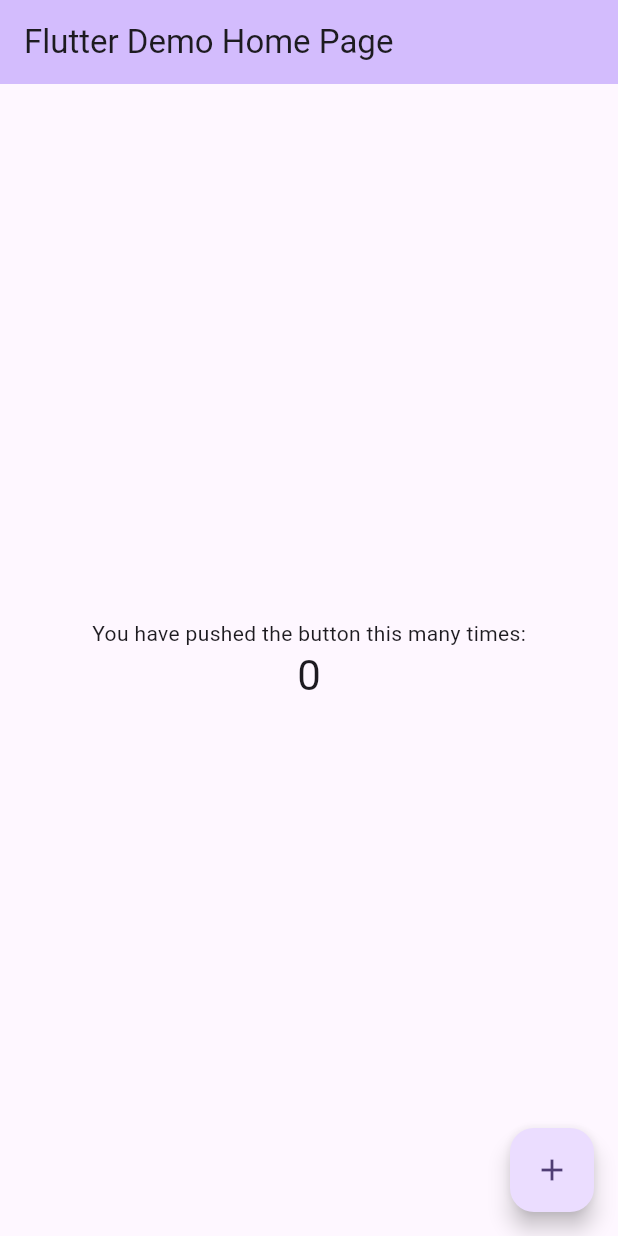
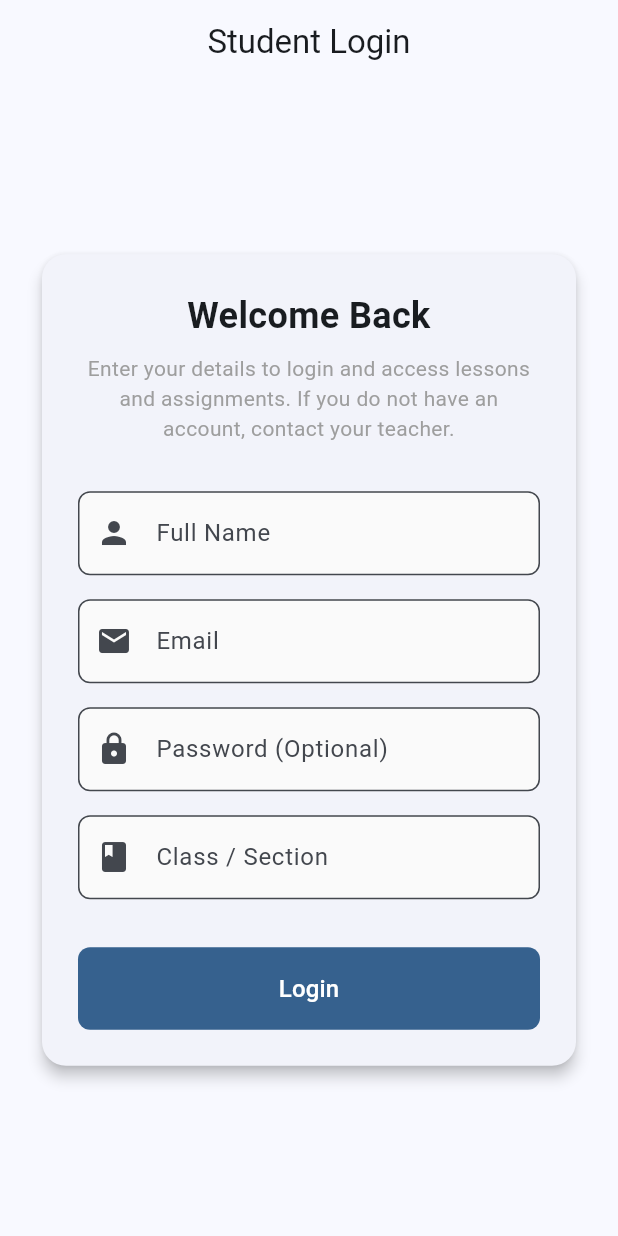
Before and after one commit to could-ai/019aa383-9859-76a7-83f8-0e340e59442e, a Flutter app: the screen it shows after launch, on a phone screen of 412 x 824 dp. Run offline on Flutter 3.47's test engine with Material 3 defaults, Android fonts, the phone set to English and light mode, and no system bars.

Commit message:
Setup main application entry point with routing for Login, Dashboard, and Assignment Submission screens.; Create LoginScreen with fields for Name, Email, Password, and Class. Includes validation and navigation to Dashboard.; Create DashboardScreen with navigation cards for Assignment Submission, Lessons, and Resources.; Create AssignmentSubmissionScreen with form fields and a simulated file uploader widget.

```diff
--- a/usr/lib/main.dart
+++ b/usr/lib/main.dart
@@ -1,120 +1,39 @@
 import 'package:flutter/material.dart';
+import 'screens/login_screen.dart';
+import 'screens/dashboard_screen.dart';
+import 'screens/assignment_submission_screen.dart';
 
 void main() {
-  runApp(const MyApp());
+  runApp(const StudentApp());
 }
 
-class MyApp extends StatelessWidget {
-  const MyApp({super.key});
+class StudentApp extends StatelessWidget {
+  const StudentApp({super.key});
 
-  // This widget is the root of your application.
   @override
   Widget build(BuildContext context) {
     return MaterialApp(
-      title: 'Flutter Demo',
+      title: 'Student Portal',
       debugShowCheckedModeBanner: false,
       theme: ThemeData(
-        // This is the theme of your application.
-        //
-        // TRY THIS: Try running your application with "flutter run". You'll see
-        // the application has a purple toolbar. Then, without quitting the app,
-        // try changing the seedColor in the colorScheme below to Colors.green
-        // and then invoke "hot reload" (save your changes or press the "hot
-        // reload" button in a Flutter-supported IDE, or press "r" if you used
-        // the command line to start the app).
-        //
-        // Notice that the counter didn't reset back to zero; the application
-        // state is not lost during the reload. To reset the state, use hot
-        // restart instead.
-        //
-        // This works for code too, not just values: Most code changes can be
-        // tested with just a hot reload.
-        colorScheme: ColorScheme.fromSeed(seedColor: Colors.deepPurple),
+        colorScheme: ColorScheme.fromSeed(seedColor: Colors.blue),
+        useMaterial3: true,
+        inputDecorationTheme: InputDecorationTheme(
+          border: OutlineInputBorder(borderRadius: BorderRadius.circular(8)),
+          filled: true,
+          fillColor: Colors.grey.shade50,
+        ),
+        appBarTheme: const AppBarTheme(
+          centerTitle: true,
+          elevation: 0,
+        ),
       ),
-      home: const MyHomePage(title: 'Flutter Demo Home Page'),
+      initialRoute: '/',
+      routes: {
+        '/': (context) => const LoginScreen(),
+        '/dashboard': (context) => const DashboardScreen(),
+        '/submit-assignment': (context) => const AssignmentSubmissionScreen(),
+      },
     );
   }
 }
-
-class MyHomePage extends StatefulWidget {
-  const MyHomePage({super.key, required this.title});
-
-  // This widget is the home page of your application. It is stateful, meaning
-  // that it has a State object (defined below) that contains fields that affect
-  // how it looks.
-
-  // This class is the configuration for the state. It holds the values (in this
-  // case the title) provided by the parent (in this case the App widget) and
-  // used by the build method of the State. Fields in a Widget subclass are
-  // always marked "final".
-
-  final String title;
-
-  @override
-  State<MyHomePage> createState() => _MyHomePageState();
-}
-
-class _MyHomePageState extends State<MyHomePage> {
-  int _counter = 0;
-
-  void _incrementCounter() {
-    setState(() {
-      // This call to setState tells the Flutter framework that something has
-      // changed in this State, which causes it to rerun the build method below
-      // so that the display can reflect the updated values. If we changed
-      // _counter without calling setState(), then the build method would not be
-      // called again, and so nothing would appear to happen.
-      _counter++;
-    });
-  }
-
-  @override
-  Widget build(BuildContext context) {
-    // This method is rerun every time setState is called, for instance as done
-    // by the _incrementCounter method above.
-    //
-    // The Flutter framework has been optimized to make rerunning build methods
-    // fast, so that you can just rebuild anything that needs updating rather
-    // than having to individually change instances of widgets.
-    return Scaffold(
-      appBar: AppBar(
-        // TRY THIS: Try changing the color here to a specific color (to
-        // Colors.amber, perhaps?) and trigger a hot reload to see the AppBar
-        // change color while the other colors stay the same.
-        backgroundColor: Theme.of(context).colorScheme.inversePrimary,
-        // Here we take the value from the MyHomePage object that was created by
-        // the App.build method, and use it to set our appbar title.
-        title: Text(widget.title),
-      ),
-      body: Center(
-        // Center is a layout widget. It takes a single child and positions it
-        // in the middle of the parent.
-        child: Column(
-          // Column is also a layout widget. It takes a list of children and
-          // arranges them vertically. By default, it sizes itself to fit its
-          // children horizontally, and tries to be as tall as its parent.
-          //
-          // Column has various properties to control how it sizes itself and
-          // how it positions its children. Here we use mainAxisAlignment to
-          // center the children vertically; the main axis here is the vertical
-          // axis because Columns are vertical (the cross axis would be
-          // horizontal).
-          //
-          // TRY THIS: Invoke "debug painting" (choose the "Toggle Debug Paint"
-          // action in the IDE, or press "p" in the console), to see the
-          // wireframe for each widget.
-          mainAxisAlignment: MainAxisAlignment.center,
-          children: <Widget>[
-            const Text('You have pushed the button this many times:'),
-            Text('$_counter', style: Theme.of(context).textTheme.headlineMedium),
-          ],
-        ),
-      ),
-      floatingActionButton: FloatingActionButton(
-        onPressed: _incrementCounter,
-        tooltip: 'Increment',
-        child: const Icon(Icons.add),
-      ), // This trailing comma makes auto-formatting nicer for build methods.
-    );
-  }
-}
--- /dev/null
+++ b/usr/lib/screens/login_screen.dart
@@ -0,0 +1,124 @@
+import 'package:flutter/material.dart';
+
+class LoginScreen extends StatefulWidget {
+  const LoginScreen({super.key});
+
+  @override
+  State<LoginScreen> createState() => _LoginScreenState();
+}
+
+class _LoginScreenState extends State<LoginScreen> {
+  final _formKey = GlobalKey<FormState>();
+  final _nameController = TextEditingController();
+  final _emailController = TextEditingController();
+  final _passwordController = TextEditingController();
+  final _classController = TextEditingController();
+
+  void _login() {
+    if (_formKey.currentState!.validate()) {
+      // In a real app, you would validate against a database here.
+      // For this demo, we proceed directly to the dashboard.
+      Navigator.pushReplacementNamed(context, '/dashboard');
+    }
+  }
+
+  @override
+  void dispose() {
+    _nameController.dispose();
+    _emailController.dispose();
+    _passwordController.dispose();
+    _classController.dispose();
+    super.dispose();
+  }
+
+  @override
+  Widget build(BuildContext context) {
+    return Scaffold(
+      appBar: AppBar(title: const Text('Student Login')),
+      body: Center(
+        child: SingleChildScrollView(
+          padding: const EdgeInsets.all(24.0),
+          child: Card(
+            elevation: 4,
+            shape: RoundedRectangleBorder(borderRadius: BorderRadius.circular(16)),
+            child: Padding(
+              padding: const EdgeInsets.all(24.0),
+              child: Form(
+                key: _formKey,
+                child: Column(
+                  crossAxisAlignment: CrossAxisAlignment.stretch,
+                  mainAxisSize: MainAxisSize.min,
+                  children: [
+                    const Text(
+                      'Welcome Back',
+                      style: TextStyle(fontSize: 24, fontWeight: FontWeight.bold),
+                      textAlign: TextAlign.center,
+                    ),
+                    const SizedBox(height: 8),
+                    const Text(
+                      'Enter your details to login and access lessons and assignments. If you do not have an account, contact your teacher.',
+                      textAlign: TextAlign.center,
+                      style: TextStyle(color: Colors.grey),
+                    ),
+                    const SizedBox(height: 32),
+                    TextFormField(
+                      controller: _nameController,
+                      decoration: const InputDecoration(
+                        labelText: 'Full Name',
+                        prefixIcon: Icon(Icons.person),
+                      ),
+                      validator: (value) =>
+                          value == null || value.isEmpty ? 'Please enter your name' : null,
+                    ),
+                    const SizedBox(height: 16),
+                    TextFormField(
+                      controller: _emailController,
+                      decoration: const InputDecoration(
+                        labelText: 'Email',
+                        prefixIcon: Icon(Icons.email),
+                      ),
+                      keyboardType: TextInputType.emailAddress,
+                      validator: (value) =>
+                          value == null || value.isEmpty ? 'Please enter your email' : null,
+                    ),
+                    const SizedBox(height: 16),
+                    TextFormField(
+                      controller: _passwordController,
+                      decoration: const InputDecoration(
+                        labelText: 'Password (Optional)',
+                        prefixIcon: Icon(Icons.lock),
+                      ),
+                      obscureText: true,
+                      // Password is optional as per requirements
+                    ),
+                    const SizedBox(height: 16),
+                    TextFormField(
+                      controller: _classController,
+                      decoration: const InputDecoration(
+                        labelText: 'Class / Section',
+                        prefixIcon: Icon(Icons.class_),
+                      ),
+                      validator: (value) =>
+                          value == null || value.isEmpty ? 'Please enter your class' : null,
+                    ),
+                    const SizedBox(height: 32),
+                    FilledButton(
+                      onPressed: _login,
+                      style: FilledButton.styleFrom(
+                        padding: const EdgeInsets.symmetric(vertical: 16),
+                        shape: RoundedRectangleBorder(
+                          borderRadius: BorderRadius.circular(8),
+                        ),
+                      ),
+                      child: const Text('Login', style: TextStyle(fontSize: 16)),
+                    ),
+                  ],
+                ),
+              ),
+            ),
+          ),
+        ),
+      ),
+    );
+  }
+}
```
Also changed, not shown: usr/lib/screens/assignment_submission_screen.dart (added, +195 -0 lines), usr/lib/screens/dashboard_screen.dart (added, +138 -0 lines).
